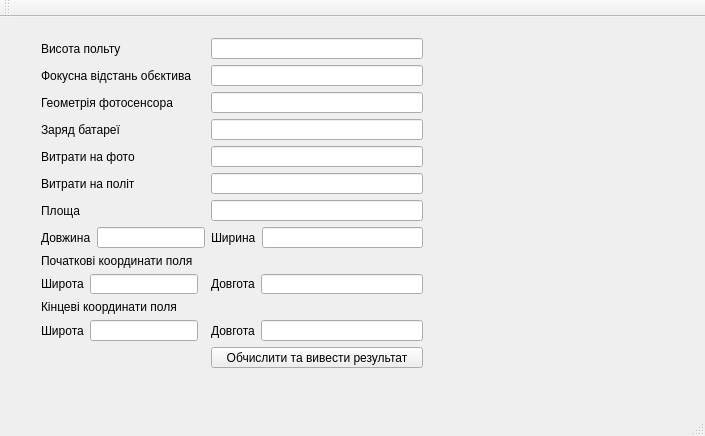
The window that mainwindow.ui (Ap3lsin4k/old-Drone-1) describes before a commit, drawn with Qt 5.
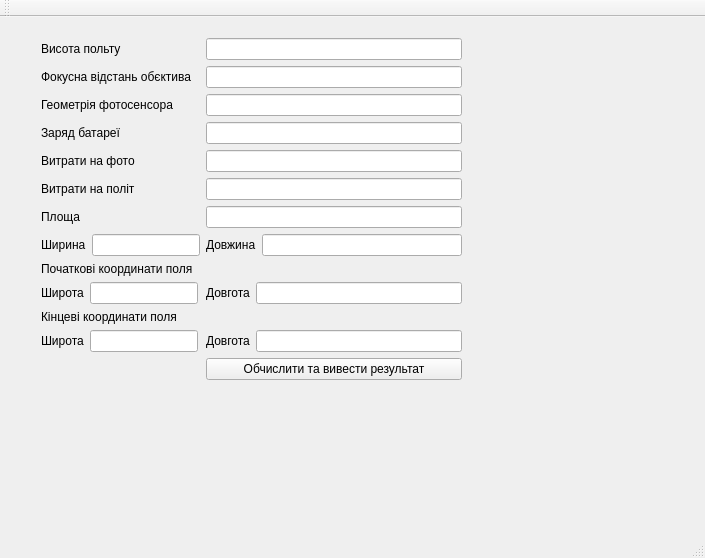
The same window after the commit.

Commit message: Add displays all points

```diff
--- a/mainwindow.ui
+++ b/mainwindow.ui
@@ -7,7 +7,7 @@
     <x>0</x>
     <y>0</y>
     <width>705</width>
-    <height>436</height>
+    <height>558</height>
    </rect>
   </property>
   <property name="windowTitle">
@@ -19,8 +19,8 @@
      <rect>
       <x>30</x>
       <y>10</y>
-      <width>404</width>
-      <height>352</height>
+      <width>443</width>
+      <height>405</height>
      </rect>
     </property>
     <layout class="QFormLayout" name="formLayout">
@@ -91,9 +91,6 @@
        </property>
       </widget>
      </item>
-     <item row="6" column="1">
-      <widget class="QLineEdit" name="lineEdit"/>
-     </item>
      <item row="8" column="0">
       <widget class="QLabel" name="label_10">
        <property name="text">
@@ -171,7 +168,10 @@
        </property>
       </widget>
      </item>
-     <item row="7" column="0">
+     <item row="6" column="1">
+      <widget class="QLineEdit" name="lineEdit"/>
+     </item>
+     <item row="7" column="1">
       <layout class="QHBoxLayout" name="horizontalLayout_7">
        <item>
         <widget class="QLabel" name="label_11">
@@ -185,7 +185,7 @@
        </item>
       </layout>
      </item>
-     <item row="7" column="1">
+     <item row="7" column="0">
       <layout class="QHBoxLayout" name="horizontalLayout_8">
        <item>
         <widget class="QLabel" name="label_12">
@@ -208,7 +208,7 @@
      <x>0</x>
      <y>0</y>
      <width>705</width>
-     <height>21</height>
+     <height>22</height>
     </rect>
    </property>
   </widget>
```
The commit also changes 2 other files.
